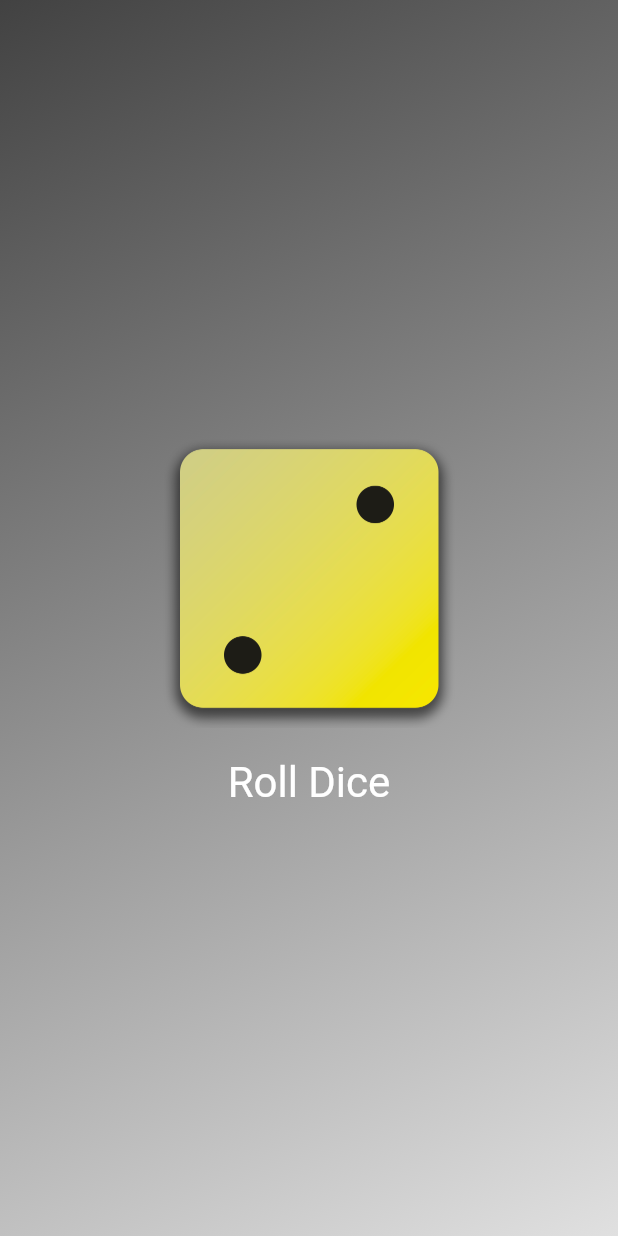
After one commit to selimxyay/roll_dice_app, a Flutter app: the screen it shows after launch, on a phone screen of 412 x 824 dp. The commit adds this screen. Run offline on Flutter 3.47's test engine with Material 3 defaults, Android fonts, the phone set to English and light mode, and no system bars.

Commit message:
optimized the naming | codebase

```diff
--- a/lib/main.dart
+++ b/lib/main.dart
@@ -1,5 +1,5 @@
 import 'package:flutter/material.dart';
-import 'package:udemy_flutter/utilities/gradient_container.dart';
+import 'package:udemy_flutter/utilities/container.dart';
 
 void main() {
   runApp(const MyApp());
@@ -12,7 +12,7 @@ class MyApp extends StatelessWidget {
   Widget build(BuildContext context) {
     return MaterialApp(
       debugShowCheckedModeBanner: false,
-      home: GradientContainer(
+      home: RollDiceContainer(
         colors: [Colors.grey.shade300, Colors.grey.shade800],
       ),
     );
--- /dev/null
+++ b/lib/utilities/container.dart
@@ -0,0 +1,26 @@
+import 'package:flutter/material.dart';
+import 'package:udemy_flutter/utilities/content.dart';
+
+class RollDiceContainer extends StatelessWidget {
+  const RollDiceContainer({super.key, required this.colors});
+
+  final List<Color> colors;
+
+  @override
+  Widget build(BuildContext context) {
+    return Scaffold(
+      body: Container(
+        decoration: BoxDecoration(
+          gradient: LinearGradient(
+            colors: colors,
+            begin: Alignment.bottomRight,
+            end: Alignment.topLeft,
+          ),
+        ),
+        child: const Center(
+          child: ContainerContent(),
+        ),
+      ),
+    );
+  }
+}
--- a/lib/utilities/dice_roller.dart
+++ b/lib/utilities/content.dart
@@ -1,14 +1,14 @@
 import 'package:flutter/material.dart';
 import 'dart:math';
 
-class DiceRoller extends StatefulWidget {
-  const DiceRoller({super.key});
+class ContainerContent extends StatefulWidget {
+  const ContainerContent({super.key});
 
   @override
-  State<DiceRoller> createState() => _DiceRollerState();
+  State<ContainerContent> createState() => _ContainerContentState();
 }
 
-class _DiceRollerState extends State<DiceRoller> {
+class _ContainerContentState extends State<ContainerContent> {
   var activeDiceImage = "lib/assets/images/dice-2.png";
 
   final randomObjectContainer = Random();
```
Also changed, not shown: lib/utilities/gradient_container.dart (deleted, +0 -30 lines), lib/utilities/text.dart (renamed from lib/utilities/container_text.dart).
